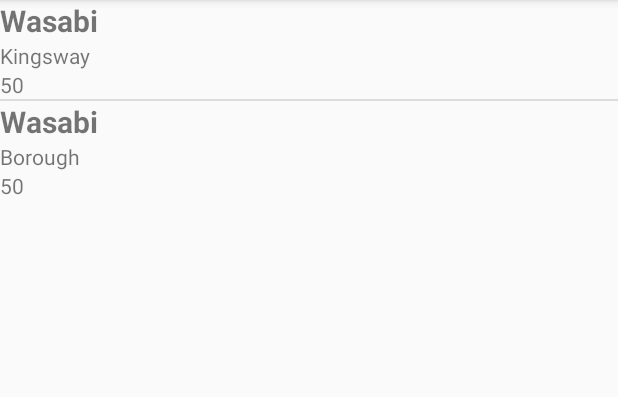
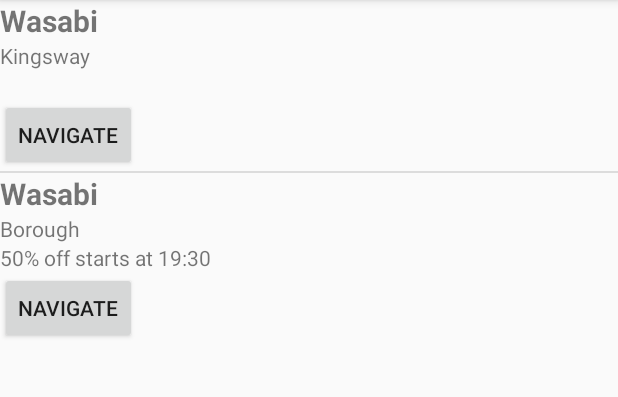
Before and after one commit to alexander7161/ClosingTime-Android, an Android app: the screen it shows after launch (MainActivity), on a phone screen of 412 x 824 dp, the part 84-481 px from its top. Run offline under Robolectric (Android 15) with nearby library versions, the phone set to English and light mode, and no system bars; network calls fail; 7 statements that could not run were skipped.

Commit message:
added new features Each restaurant now says when the half off period starts today

```diff
--- a/app/src/main/java/com/alexander7161/closingtime/DbHelper.java
+++ b/app/src/main/java/com/alexander7161/closingtime/DbHelper.java
@@ -5,6 +5,9 @@ import android.database.Cursor;
 import android.database.sqlite.SQLiteDatabase;
 import android.database.sqlite.SQLiteOpenHelper;
 import android.database.sqlite.SQLiteTableLockedException;
+import android.util.Log;
+
+import org.json.JSONObject;
 
 import java.util.ArrayList;
 
@@ -48,9 +51,10 @@ public class DbHelper extends SQLiteOpenHelper
             case 0:
                 //create intiial database using SQL
                 sqLiteDatabase.execSQL("CREATE TABLE RESTAURANTS (" +
-                        "ID INTEGER PRIMARY KEY," +
-                        "NAME TEXT," +
-                        "ADDRESS TEXT" +
+                        "ID INTEGER PRIMARY KEY NOT NULL," +
+                        "NAME TEXT NOT NULL," +
+                        "ADDRESS TEXT NOT NULL," +
+                        "LONGADDRESS TEXT NOT NULL" +
                         ");");
                 sqLiteDatabase.execSQL("CREATE TABLE RESTAURANTSHALFOFF (" +
                         "ID INTEGER NOT NULL PRIMARY KEY," +
@@ -62,8 +66,8 @@ public class DbHelper extends SQLiteOpenHelper
                         "FOREIGN KEY (IDRESTAURANT) REFERENCES RESTAURANTS(ID)" +
                         ");");
                 sqLiteDatabase.execSQL("INSERT INTO RESTAURANTS VALUES" +
-                        "(1, 'Wasabi', 'Kingsway')," +
-                        "(2, 'Wasabi', 'Borough');");
+                        "(1, 'Wasabi', 'Kingsway', 'Wasabi 19 kingsway, Holborn, WC2B 6UN')," +
+                        "(2, 'Wasabi', 'Borough', 'wasabi 59-61 Borough High St, London SE1 1NE');");
                 sqLiteDatabase.execSQL("INSERT INTO RESTAURANTSHALFOFF VALUES " +
                         "(1, 1, 12345, 50, '20:30', '00:30')," +
                         "(2, 2, 123456, 50, '21:30', '00:30')," +
@@ -127,4 +131,14 @@ public class DbHelper extends SQLiteOpenHelper
         return rawDetails;
     }
 
+    public void insertWasabiRestaurants() {
+        try {
+            JSONObject json = JsonReader.readJsonFromUrl("http://motyar.info/webscrapemaster/api/?url=https://wasabi.uk.com/50-30-minutes-closing&xpath=//div[@id=node-1656]/div/div/div/div/p[4]/a");
+            Log.d("Json", json.toString());
+            Log.d("id", json.get("id").toString());
+        } catch (Exception e ) {
+
+        }
+    }
+
 }
--- a/app/src/main/java/com/alexander7161/closingtime/MainActivity.java
+++ b/app/src/main/java/com/alexander7161/closingtime/MainActivity.java
@@ -30,7 +30,7 @@ public class MainActivity extends AppCompatActivity {
         //find views
         listView = findViewById(R.id.restaurantListView);
         //set up adapter
-        listAdapter = new RestaurantListAdapter(this,restaurants);
+        listAdapter = new RestaurantListAdapter(getApplicationContext(), this,restaurants);
         listView.setAdapter(listAdapter);
 
         listView.setOnItemClickListener(new AdapterView.OnItemClickListener() {
@@ -69,6 +69,7 @@ public class MainActivity extends AppCompatActivity {
     private void refreshTasks()
     {
         DbHelper dbHelper = new DbHelper(getApplicationContext());
+        dbHelper.insertWasabiRestaurants();
         restaurants = dbHelper.getAllRestaurants(dbHelper);
         listAdapter.setTasks(restaurants);
         listAdapter.notifyDataSetInvalidated();
--- a/app/src/main/java/com/alexander7161/closingtime/Restaurant.java
+++ b/app/src/main/java/com/alexander7161/closingtime/Restaurant.java
@@ -1,9 +1,17 @@
 package com.alexander7161.closingtime;
 
 import android.content.ContentValues;
+import android.content.PeriodicSync;
 import android.database.Cursor;
 
+import org.joda.time.DateTime;
+import org.joda.time.Duration;
 import org.joda.time.LocalTime;
+import org.joda.time.Period;
+import org.joda.time.ReadableDuration;
+import org.joda.time.ReadablePeriod;
+import org.joda.time.format.PeriodFormatter;
+import org.joda.time.format.PeriodFormatterBuilder;
 
 import java.util.ArrayList;
 import java.util.List;
@@ -17,18 +25,20 @@ public class Restaurant
     private long id = -1;    //If the id == -1, the Restaurant object has never entered the database yet
     private String name;
     private String address;
-    private int percentOff;
+    private String longAddress;
     private ArrayList<String> closingTimes = new ArrayList<>();
+    private ArrayList<String> halfOffPeriods = new ArrayList<>();
+    private ArrayList<Integer> percentOffs = new ArrayList<>();
 
 
     /*
     Constructor - creating a Restaurant object from scratch
      */
-    public Restaurant(String title, String notes, int percentOff)
+    public Restaurant(String title, String notes, String longAddress)
     {
         this.name = title;
         this.address = notes;
-        this.percentOff = percentOff;
+        this.longAddress = longAddress;
     }
 
     /*
@@ -39,15 +49,18 @@ public class Restaurant
         id = input.getLong(input.getColumnIndex("ID"));
         name = input.getString(input.getColumnIndex("NAME"));
         address = input.getString(input.getColumnIndex("ADDRESS"));
+        //longAddress = input.getString(input.getColumnIndex("LONGADDRESS"));
         Cursor details = dbHelper.getRestaurantDetails(this);
         if(details.moveToFirst()) {
-            percentOff = details.getInt(details.getColumnIndex("PERCENTOFF"));
             do {
                 int daysOfWeekInt = details.getInt(details.getColumnIndex("DAYSOFWEEK"));
                 ArrayList<Integer> daysOfWeek = new ArrayList<>();
                 collectDigits(daysOfWeekInt, daysOfWeek);
                 for (Integer i : daysOfWeek) {
                     closingTimes.add(i - 1, details.getString(details.getColumnIndex("CLOSINGTIME")));
+                    halfOffPeriods.add(i -1, details.getString(details.getColumnIndex("HALFOFFPERIOD")));
+                    percentOffs.add(i-1, details.getInt(details.getColumnIndex("PERCENTOFF")));
+
                 }
             } while (details.moveToNext());
         }
@@ -75,7 +88,6 @@ public class Restaurant
         //Add the rest of the Restaurant data to the content values object
         output.put("NAME",name);
         output.put("ADDRESS",address);
-        output.put("PERCENTOFF",percentOff);
 
         return output;
     }
@@ -97,7 +109,7 @@ public class Restaurant
         return address;
     }
 
-    public int getPercentOff() {return percentOff;}
+    public String getLongAddress() {return longAddress;}
 
     public String getClosingTime(int index) {
         if(index>closingTimes.size()-1) {
@@ -106,8 +118,32 @@ public class Restaurant
         return LocalTime.parse(closingTimes.get(index)).toString("HH:mm");
     }
 
+    public String getCurrentDiscount() {
+        LocalTime localTime = new LocalTime();
+        DateTime dateTime = new DateTime();
+        int index = dateTime.getDayOfWeek() - 1;
+        int percentOff = percentOffs.get(index);
+        LocalTime closingTime = LocalTime.parse(closingTimes.get(index));
+        PeriodFormatter formatter = new PeriodFormatterBuilder()
+                .appendHours().appendSuffix(":")
+                .appendMinutes()
+                .toFormatter();
+        Period dur = Period.parse(halfOffPeriods.get(index), formatter);
+        LocalTime startHalfOff = closingTime.minus(dur);
+
+        if(localTime.isAfter(startHalfOff) && localTime.isBefore(closingTime)) {
+            return percentOff + "% off from " + startHalfOff.toString("HH:mm") + " to " + closingTime.toString("HH:mm");
+        } else if (localTime.isBefore(startHalfOff)) {
+            return percentOff + "% off starts at " + startHalfOff.toString("HH:mm");
+        } else if (localTime.isAfter(closingTime)) {
+            return percentOff + "% ended at " + closingTime.toString("HH:mm");
+        } else {
+            return "";
+        }
+    }
+
     @Override
     public String toString() {
-        return getName() + " " +  getAddress() + " " + getPercentOff() + " Monday: " + getClosingTime(1);
+        return getName() + " " +  getAddress() + " " + " Monday: " + getClosingTime(1);
     }
 }
--- a/app/src/main/java/com/alexander7161/closingtime/RestaurantListAdapter.java
+++ b/app/src/main/java/com/alexander7161/closingtime/RestaurantListAdapter.java
@@ -1,22 +1,29 @@
 package com.alexander7161.closingtime;
 
 import android.app.Activity;
+import android.content.Context;
+import android.content.Intent;
+import android.content.SharedPreferences;
+import android.net.Uri;
 import android.view.View;
 import android.view.ViewGroup;
 import android.widget.BaseAdapter;
+import android.widget.Button;
 import android.widget.TextView;
 
 import java.util.ArrayList;
 
 
-public class RestaurantListAdapter extends BaseAdapter
-{
+public class RestaurantListAdapter extends BaseAdapter {
+
+    private Context context;
     //Data
     private Activity activity;
     private ArrayList<Restaurant> restaurants = null;
 
-    public RestaurantListAdapter(Activity activity, ArrayList<Restaurant> restaurants)
+    public RestaurantListAdapter(Context context, Activity activity, ArrayList<Restaurant> restaurants)
     {
+        this.context = context;
         this.activity = activity;
         this.restaurants = restaurants;
     }
@@ -55,12 +62,23 @@ public class RestaurantListAdapter extends BaseAdapter
 
         TextView title = v.findViewById(R.id.title_view);
         TextView dueDate = v.findViewById(R.id.due_date);
-        TextView percentOff = v.findViewById(R.id.percent_off);
-        Restaurant restaurant = (Restaurant) getItem(i);
+        TextView todayTime = v.findViewById(R.id.today_time);
+        final Restaurant restaurant = (Restaurant) getItem(i);
 
         title.setText(restaurant.getName());
         dueDate.setText(restaurant.getAddress());
-        percentOff.setText(Integer.toString(restaurant.getPercentOff()));
+        todayTime.setText(restaurant.getCurrentDiscount());
+
+        Button navigateButton = v.findViewById(R.id.navigate_button);
+
+//        navigateButton.setOnClickListener(new View.OnClickListener() {
+//            public void onClick(View v) {
+//                Uri gmmIntentUri = Uri.parse("google.navigation:q=" + restaurant.getLongAddress());
+//                Intent mapIntent = new Intent(Intent.ACTION_VIEW, gmmIntentUri);
+//                mapIntent.setPackage("com.google.android.apps.maps");
+//                context.startActivity(mapIntent);
+//            }
+//        });
 
         return v;
     }
--- a/app/src/main/res/layout/restaurant_list_item.xml
+++ b/app/src/main/res/layout/restaurant_list_item.xml
@@ -1,8 +1,8 @@
 <?xml version="1.0" encoding="utf-8"?>
 <LinearLayout xmlns:android="http://schemas.android.com/apk/res/android"
-    android:orientation="vertical" android:layout_width="match_parent"
+    android:orientation="vertical"
+    android:layout_width="match_parent"
     android:layout_height="match_parent">
-
     <TextView
         android:id="@+id/title_view"
         android:textSize="@dimen/list_title_size"
@@ -14,8 +14,13 @@
         android:layout_width="wrap_content"
         android:layout_height="wrap_content" />
     <TextView
-        android:id="@+id/percent_off"
+        android:id="@+id/today_time"
         android:layout_width="wrap_content"
         android:layout_height="wrap_content" />
 
+    <Button
+        android:id="@+id/navigate_button"
+        android:layout_width="wrap_content"
+        android:layout_height="wrap_content"
+        android:text="Navigate" />
 </LinearLayout>
```
Also changed, not shown: app/src/main/java/com/alexander7161/closingtime/JsonReader.java (added, +45 -0 lines).
